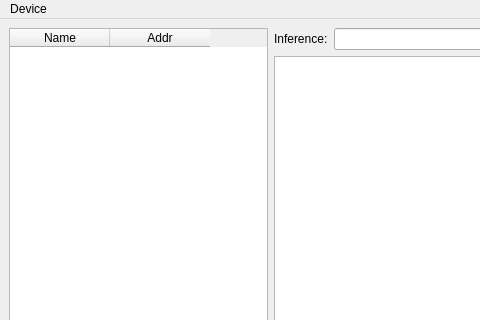
Qt form Examples/MAX32665/Dual_Core/BleApp/MainGui.ui (kilicomercan/msdk) before a commit; both pictures show x 0 to 480 and y 0 to 320 of the 927 by 714 pixel window.
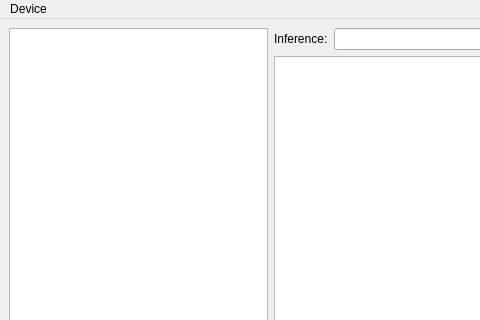
The same form after that commit.

What changed in the file:
```diff
--- a/Examples/MAX32665/Dual_Core/BleApp/MainGui.ui
+++ b/Examples/MAX32665/Dual_Core/BleApp/MainGui.ui
@@ -31,26 +31,15 @@
      <enum>QLayout::SetMaximumSize</enum>
     </property>
     <item>
-     <layout class="QVBoxLayout" name="verticalLayout_3" stretch="0,0">
+     <layout class="QVBoxLayout" name="verticalLayout_3" stretch="0">
       <property name="sizeConstraint">
        <enum>QLayout::SetDefaultConstraint</enum>
       </property>
-      <item>
-       <widget class="QTableWidget" name="BleDevicestableWidget">
-        <column>
-         <property name="text">
-          <string>Name</string>
-         </property>
-        </column>
-        <column>
-         <property name="text">
-          <string>Addr</string>
-         </property>
-        </column>
-       </widget>
-      </item>
       <item>
        <layout class="QVBoxLayout" name="verticalLayout_2">
+        <item>
+         <widget class="QListWidget" name="BleDevicelistWidget"/>
+        </item>
         <item>
          <layout class="QHBoxLayout" name="horizontalLayout">
           <item>
```
